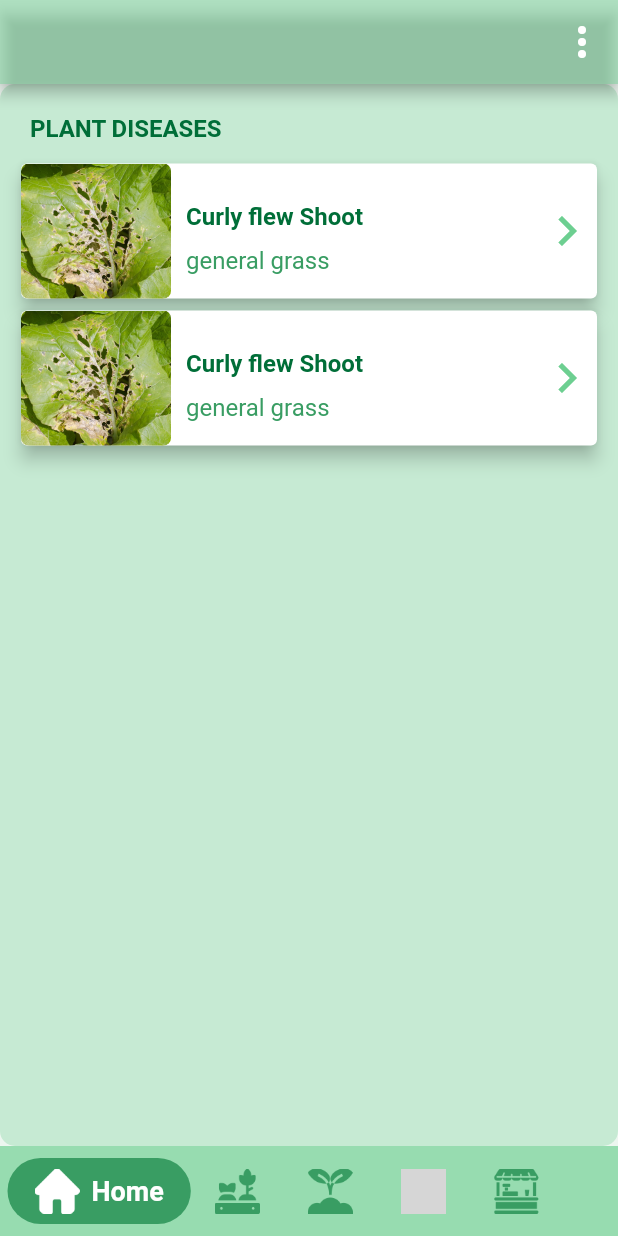
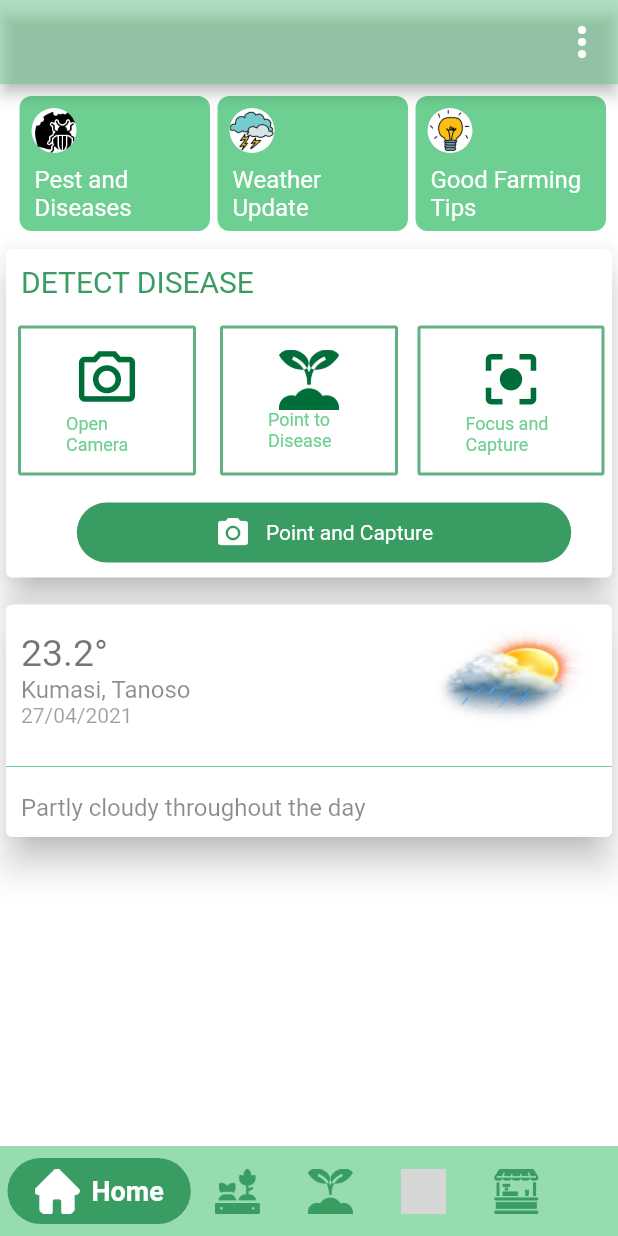
Before and after one commit to CodeAfric/AgriTeck-Users, a Flutter app: the screen it shows after launch, on a phone screen of 412 x 824 dp. Run offline on Flutter 3.47's test engine with Material 2 defaults, Android fonts, the phone set to English and light mode, and no system bars; our stand-ins replace carousel_pro; grey boxes are pictures that could not be loaded.

Commit message:
The frames

```diff
--- /dev/null
+++ b/lib/Diseases-Training/TrainingScreen.dart
@@ -0,0 +1,269 @@
+import 'package:agriteck_user/styles/app-colors.dart';
+import 'package:flutter/material.dart';
+
+ class Training extends StatefulWidget {
+   @override
+   _TrainingState createState() => _TrainingState();
+ }
+
+ class _TrainingState extends State<Training> {
+   @override
+   Widget build(BuildContext context) {
+     return Container(
+       color: Colors.white,
+       child: Column(
+         children: [
+           Container(
+             //color: primaryLight,
+             margin: EdgeInsets.all(8),
+             child: Row(
+               mainAxisAlignment: MainAxisAlignment.spaceBetween,
+               crossAxisAlignment: CrossAxisAlignment.start,
+               children: [
+                 Expanded(
+                   flex: 1,
+                   child: Container(
+                     padding: EdgeInsets.only(left: 5),
+                       child: Buttonts(btnText: 'Pest and Diseases', btnIcon: 'assets/icons/pest.png' ,)),
+                 ),
+                 Expanded(
+                   flex: 1,
+                   child: Container(
+                       padding: EdgeInsets.only(left: 5),
+                       child: Buttonts(btnText: 'Weather Update', btnIcon: 'assets/icons/cloud.png' ,)),
+                 ),
+                 Expanded(
+                   flex: 1,
+                   child: Container(
+                       padding: EdgeInsets.only(left: 5),
+                       child: Buttonts(btnText: 'Good Farming Tips', btnIcon: 'assets/icons/tips.png' ,)),
+                 ),
+               ],
+             ),
+           ),
+           Container(
+             child: DiseaseCapture(),
+           ),
+           Container(
+             padding: EdgeInsets.only(top: 10),
+             child: Weather(
+               temperature: '23.2°',
+               location: 'Kumasi, Tanoso',
+               date: '27/04/2021',
+               weatherStatus: 'Partly cloudy throughout the day',
+             ),
+           )
+         ],
+       ),
+     );
+   }
+ }
+
+ class Buttonts extends StatelessWidget{
+   final String btnText;
+   final String btnIcon;
+
+  const Buttonts({Key key, this.btnText, this.btnIcon}) : super(key: key);
+
+  @override
+  Widget build(BuildContext context) {
+    // TODO: implement build
+    return Container(
+      height: 90,
+      decoration: BoxDecoration(borderRadius: BorderRadius.circular(8),color: primaryLight ),
+      child: Column(
+        mainAxisAlignment: MainAxisAlignment.start,
+        crossAxisAlignment: CrossAxisAlignment.start,
+        children: [
+          Padding(
+            padding: const EdgeInsets.all(8.0),
+            child: Container(
+              alignment: Alignment.topLeft,
+              height: 30,
+              width: 30,
+              decoration: BoxDecoration(borderRadius: BorderRadius.circular(50),color: Colors.white,
+              image: DecorationImage(image: AssetImage(btnIcon,),fit: BoxFit.fill)),
+            ),
+          ),
+          Container(
+            padding: EdgeInsets.symmetric(horizontal: 10),
+            child: Text(btnText, style: TextStyle(fontSize: 16, color: Colors.white),),
+          )
+        ],
+      ),
+
+    );
+  }
+ }
+
+ class DiseaseCapture extends StatelessWidget{
+  @override
+  Widget build(BuildContext context) {
+    Size size = MediaQuery.of(context).size;
+    return Card(
+      elevation: 10,
+      child: Column(
+        mainAxisAlignment: MainAxisAlignment.start,
+        children: [
+          Container(
+            padding: EdgeInsets.all(10),
+            alignment: Alignment.centerLeft,
+            child: Text('Detect Disease'.toUpperCase(), style: TextStyle(fontSize: 20, color: primary,
+            fontWeight: FontWeight.w400),),
+          ),
+          Container(
+            child: Row(
+              mainAxisAlignment: MainAxisAlignment.spaceBetween,
+              children: [
+                Expanded(
+                  child: Padding(
+                    padding: const EdgeInsets.all(8.0),
+                    child: Container(
+                      height: 100,
+                      width: 120,
+                      child: OutlineButton(
+                        borderSide: BorderSide(color: primary.withOpacity(0.8), width: 2.0),
+                        onPressed: (){},
+                        child: ListTile(
+                          title: Icon(Icons.camera_alt_outlined, size: 45, color: primaryDark,),
+                          subtitle: Text('Open Camera', style: TextStyle(fontSize: 12, color: primaryLight),),
+                        )
+                      ),
+                    ),
+                  ),
+                ),
+                Expanded(
+                  child: Padding(
+                    padding: const EdgeInsets.all(8.0),
+                    child: Container(
+                      height: 100,
+                      width: 120,
+                      child: OutlineButton(
+                          borderSide: BorderSide(color: primary.withOpacity(0.8), width: 2.0),
+                          onPressed: (){},
+                          child: ListTile(
+                            title: Image.asset('assets/icons/farm.png',height: 40,width: 40,color: primaryDark,),
+                            subtitle: Text('Point to Disease', style: TextStyle(fontSize: 12, color: primaryLight),),
+                          )
+                      ),
+                    ),
+                  ),
+                ),
+                Expanded(
+                  child: Padding(
+                    padding: const EdgeInsets.all(5.0),
+                    child: Container(
+                      height: 100,
+                      width: 120,
+                      child: OutlineButton(
+                          borderSide: BorderSide(color: primary.withOpacity(0.8), width: 2.0),
+                          onPressed: (){},
+                          child: ListTile(
+                            title: Icon(Icons.center_focus_strong, size: 45, color: primaryDark,),
+                            subtitle: Text('Focus and Capture', style: TextStyle(fontSize: 12, color: primaryLight),),
+                          )
+                      ),
+                    ),
+                  ),
+                ),
+              ],
+            ),
+          ),
+          Padding(
+            padding: const EdgeInsets.all(10.0),
+            child: Container(
+              alignment: Alignment.center,
+              width: size.width * 0.80,
+              height: 40,
+              margin: EdgeInsets.only(left: 20),
+              decoration: BoxDecoration(borderRadius: BorderRadius.circular(25), color: primary,) ,
+              child: Center(
+                child: Row(
+                  mainAxisAlignment: MainAxisAlignment.center,
+                  children: [
+                    Container(
+                      child: Icon(Icons.camera_alt, color: Colors.white,),
+                    ),
+                    Container(
+                      padding: EdgeInsets.only(left: 10),
+                      child: Text('Point and Capture', style: TextStyle(color: Colors.white),)
+                    ),
+                  ],
+                ),
+              ),
+            ),
+          )
+        ],
+      ),
+    );
+  }
+
+ }
+
+ class Weather extends StatelessWidget{
+   final String location;
+   final String temperature;
+   final String date;
+   final String weatherStatus;
+
+  const Weather({Key key, this.location, this.temperature, this.date, this.weatherStatus}) : super(key: key);
+
+  @override
+  Widget build(BuildContext context) {
+    // TODO: implement build
+    return Card(
+      elevation: 10,
+      child: Column(
+        children: [
+          Row(
+            mainAxisAlignment: MainAxisAlignment.spaceBetween,
+            children: [
+              Expanded(
+                flex: 2,
+                child: Container(
+                  padding: EdgeInsets.all(10),
+                  child: Column(
+                    mainAxisAlignment: MainAxisAlignment.start,
+                    children: [
+                      Container(
+                        alignment: Alignment.centerLeft,
+                        child: Text(temperature, style: TextStyle(fontSize: 25, color: Colors.black54,
+                        fontWeight: FontWeight.w400),),
+                      ),
+                      Container(
+                        alignment: Alignment.centerLeft,
+                        child: Text(location, style: TextStyle(fontSize: 16, color: Colors.black45,
+                            fontWeight: FontWeight.w400),),
+                      ),
+                      Container(
+                        alignment: Alignment.centerLeft,
+                        child: Text(date, style: TextStyle(fontSize: 14, color: Colors.black38,
+                            fontWeight: FontWeight.w400),),
+                      ),
+                    ],
+                  ),
+                ),
+              ),
+              Expanded(
+                flex: 1,
+                child: Container(
+                  height: 100,
+                  width: 120,
+                  padding: EdgeInsets.all(15),
+                  child: Image.asset('assets/icons/weather.jpg', fit: BoxFit.fill,),
+                ),
+              )
+            ],
+          ),
+          Divider(color: primaryLight,),
+          Container(
+            alignment: Alignment.centerLeft,
+            padding: EdgeInsets.all(10),
+            child: Text(weatherStatus, style: TextStyle(fontSize: 16, color: Colors.black45),),
+          )
+        ],
+      ),
+    );
+  }
+
+ }
--- a/lib/Home_Page/HomeScreen.dart
+++ b/lib/Home_Page/HomeScreen.dart
@@ -5,6 +5,7 @@ import 'package:agriteck_user/common%20UI/bottom-icons.dart';
 import 'package:flutter/material.dart';
 import 'package:agriteck_user/styles/app-colors.dart';
 import 'package:agriteck_user/CommunityPage/Commuinity.dart';
+import 'package:agriteck_user/Diseases-Training/TrainingScreen.dart';
 
 enum BottomButtons{Crops,Farms,Home,Vendors,Market,Investors,Community}
 class HomePage extends StatefulWidget {
@@ -41,7 +42,7 @@ class _HomePageState extends State<HomePage> {
       ),
       body: Container(
         child:
-        selectedPage==BottomButtons.Home?DiseasesScreen():
+        selectedPage==BottomButtons.Home?Training():
         selectedPage==BottomButtons.Community?CommunityScreen():
         selectedPage==BottomButtons.Crops?CropScreen():
         selectedPage==BottomButtons.Farms?FarmScreen():
```
Also changed, not shown: assets/icons/cloud.png (added), assets/icons/tips.png (added), assets/icons/weather.jpg (added).
